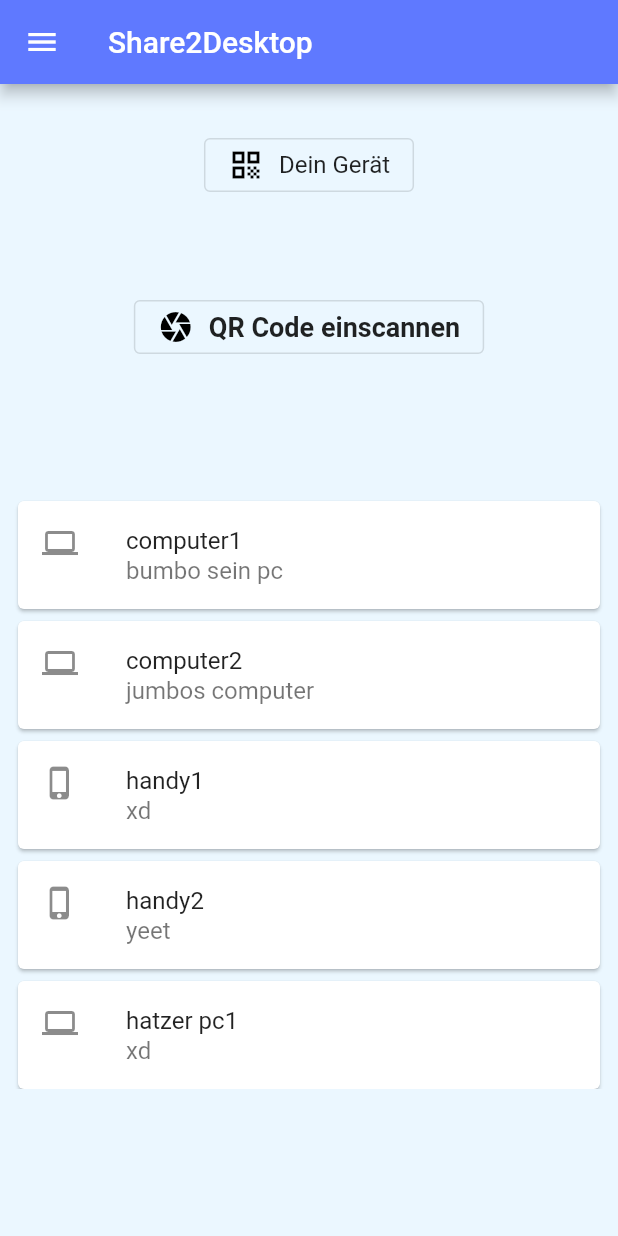
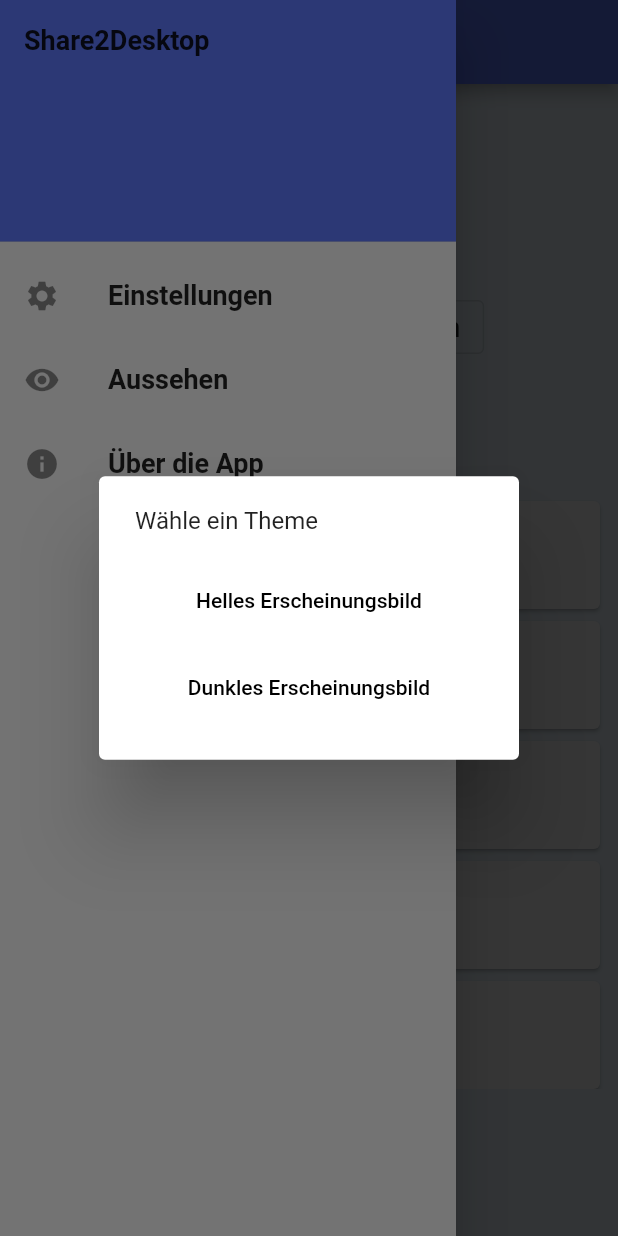
Before and after one commit to szettl135/share2desktop, a Flutter app: the screen it shows after launch, in the side drawer, after a tap on "Aussehen", on a phone screen of 412 x 824 dp. Run offline on Flutter 3.47's test engine with Material 2 defaults, Android fonts, the phone set to English and light mode, and no system bars; our stand-ins replace adaptive_theme; Roboto replaces fonts that are missing (Arial).

Commit message:
theme changer

```diff
--- a/lib/deviceSelection.dart
+++ b/lib/deviceSelection.dart
@@ -1,5 +1,6 @@
 import 'package:flutter/material.dart';
 import 'package:share2desktop/chooseFiles.dart';
+import 'package:adaptive_theme/adaptive_theme.dart';
 
 class DeviceSelection extends StatefulWidget {
   const DeviceSelection({Key? key}) : super(key: key);
@@ -46,9 +47,13 @@ class _DeviceSelection extends State<DeviceSelection> {
           //title: const Text('AlertDialog Title'),
           content: SingleChildScrollView(
             child: ListBody(
-              children: const <Widget>[
+              children: <Widget>[
                 Text('Wähle ein Theme'),
                 SizedBox(height: 20),
+                TextButton(child: Text("Helles Erscheinungsbild"), onPressed: () {AdaptiveTheme.of(context).setLight();}),
+                SizedBox(height: 10),
+                TextButton(child: Text("Dunkles Erscheinungsbild"), onPressed: () {AdaptiveTheme.of(context).setDark();}),
+
                 //TextButton(child: Text("mspaint"), onPressed:  () {_notifier.value = mode == ThemeMode.light ? ThemeMode.dark : ThemeMode.light}),
               ],
             ),
@@ -100,10 +105,8 @@ class _DeviceSelection extends State<DeviceSelection> {
                 title: const Text('Aussehen'),
                 onTap: () {
 
-                  // Update the state of the app
-                  // ...
-                  // Then close the drawer
-                  Navigator.pop(context);
+                  _selectTheme();
+                  //Navigator.pop(context);
                 },
               ),
               ListTile(
--- a/lib/main.dart
+++ b/lib/main.dart
@@ -1,3 +1,4 @@
+import 'package:adaptive_theme/adaptive_theme.dart';
 import 'package:flutter/material.dart';
 import 'package:share2desktop/deviceSelection.dart';
 import 'package:share2desktop/startpage.dart';
@@ -12,9 +13,8 @@ class MyApp extends StatelessWidget {
   // This widget is the root of your application.
   @override
   Widget build(BuildContext context) {
-    return MaterialApp(
-      title: 'Share2Desktop',
-      theme: ThemeData(
+    return AdaptiveTheme(
+    light: ThemeData(
           brightness: Brightness.light,
           appBarTheme: AppBarTheme(
             color: const Color(0xff5F79FF),
@@ -58,7 +58,7 @@ class MyApp extends StatelessWidget {
 
 
           ),
-      darkTheme: ThemeData(
+      dark: ThemeData(
           brightness: Brightness.dark,
           appBarTheme: AppBarTheme(
             color: const Color(0xff161616),
@@ -102,9 +102,14 @@ class MyApp extends StatelessWidget {
           /* dark theme settings */
           ),
       //damit system theme verwendet wird beim straten
-      themeMode: ThemeMode.system,
 
-      home: DeviceSelection(),
+      initial: AdaptiveThemeMode.system,
+       builder: (theme, darkTheme) => MaterialApp(
+        title: 'Share2Desktop',
+        theme: theme,
+        darkTheme: darkTheme,
+        home: DeviceSelection(),
+      ),
     );
   }
 }
--- a/pubspec.yaml
+++ b/pubspec.yaml
@@ -41,7 +41,7 @@ dependencies:
   timeago:
   url_launcher:
   device_info_plus: ^3.1.1
-
+  adaptive_theme: ^2.3.0
 
   # The following adds the Cupertino Icons font to your application.
   # Use with the CupertinoIcons class for iOS style icons.
```
Also changed, not shown: pubspec.lock.
